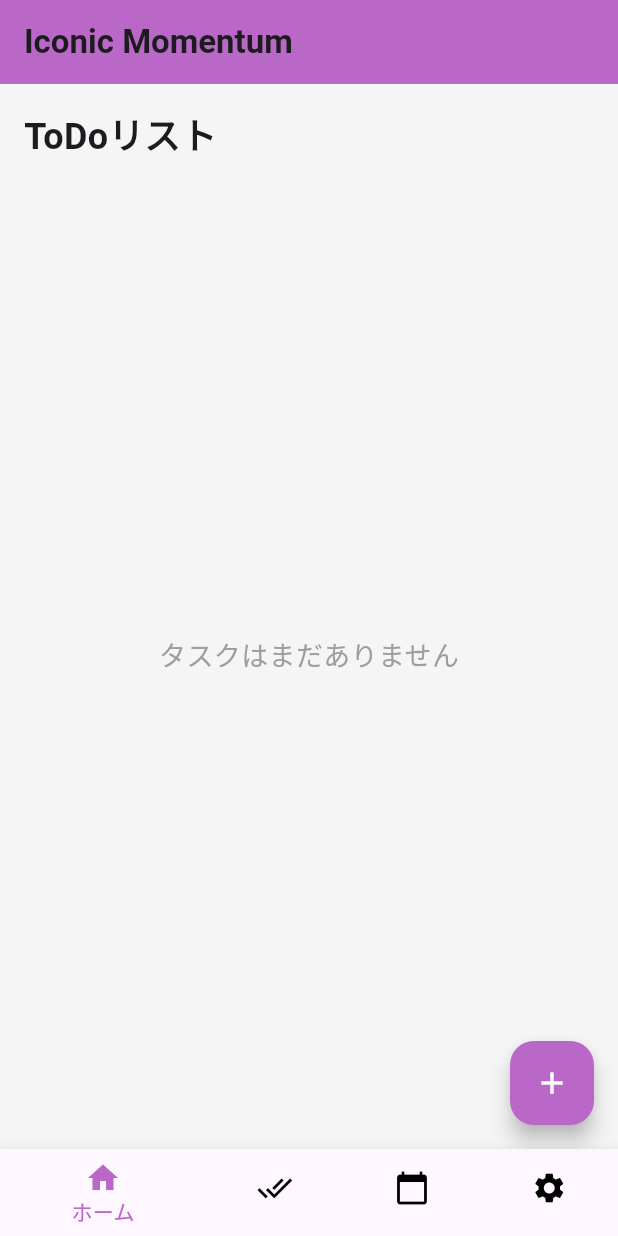
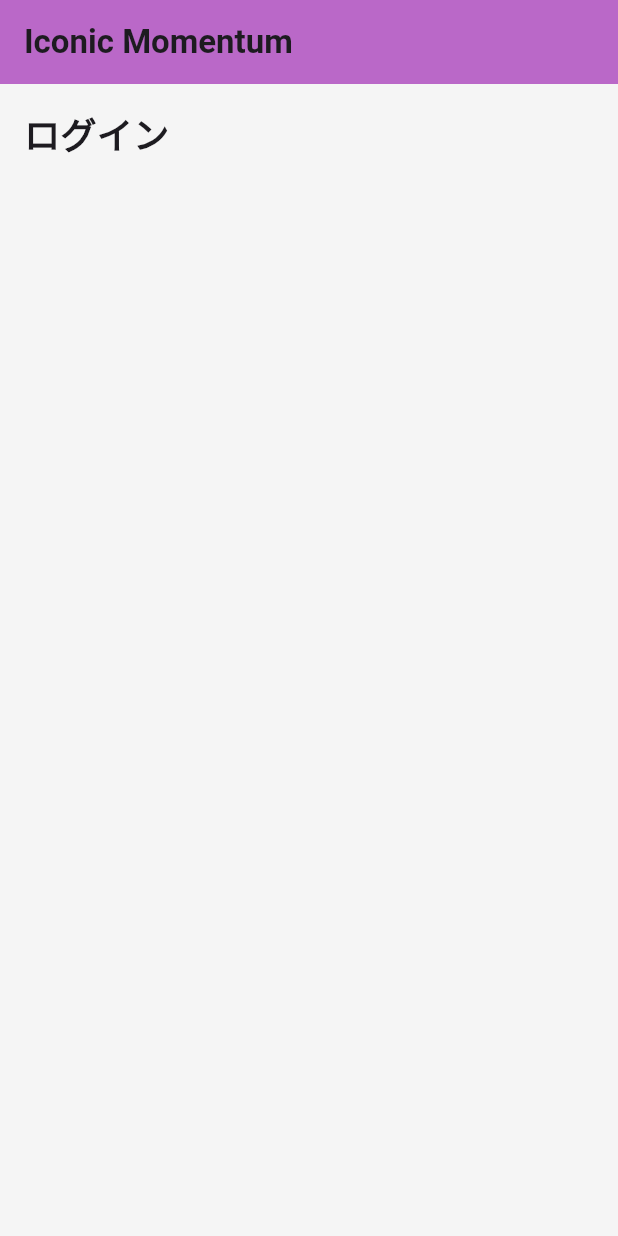
Before and after one commit to rikut0904/iconic_momentum, a Flutter app: the screen it shows after launch, on a phone screen of 412 x 824 dp. Run offline on Flutter 3.47's test engine with Material 3 defaults, Android fonts, the phone set to English and light mode, and no system bars; our stand-ins replace flutter_hooks, flutter_riverpod, table_calendar.

Commit message:
ログイン機能のUI

```diff
--- a/lib/BottomNavigatinBar/bottom_navigation_bar.dart
+++ b/lib/BottomNavigatinBar/bottom_navigation_bar.dart
@@ -4,6 +4,7 @@ import 'package:iconic_momentum/BottomNavigatinBar/calendar_page.dart';
 import 'package:iconic_momentum/BottomNavigatinBar/settings_page.dart';
 import 'package:iconic_momentum/BottomNavigatinBar/tasks_page.dart';
 import 'package:iconic_momentum/BottomNavigatinBar/home.dart';
+import 'package:iconic_momentum/BottomNavigatinBar/login_page.dart';
 import 'package:iconic_momentum/main.dart';
 
 class BottonRoot extends ConsumerWidget {
@@ -12,6 +13,7 @@ class BottonRoot extends ConsumerWidget {
   @override
   Widget build(BuildContext context, WidgetRef ref) {
     final index = ref.watch(indexProvider);
+    final loginUI = ref.watch(loginProvider);
 
     // 各タブのページリスト
     final pages = [
@@ -33,6 +35,7 @@ class BottonRoot extends ConsumerWidget {
       BottomNavigationBarItem(icon: Icon(Icons.settings), label: '設定'),
     ];
 
+    if (loginUI) {
       return Scaffold(
           body: pages[index], // 現在のインデックスに応じたページを表示
           bottomNavigationBar: BottomNavigationBar(
@@ -42,8 +45,13 @@ class BottonRoot extends ConsumerWidget {
               unselectedItemColor: Colors.black,
               onTap: (newIndex) {
                 ref.read(indexProvider.notifier).state = newIndex; // インデックスを更新
-        },
-      ),
+              }));
+    } else {
+      return const Scaffold(
+        body: LoginPage(
+        LoginList: [],
+      )
       );
     }
   }
+}
--- /dev/null
+++ b/lib/BottomNavigatinBar/login_page.dart
@@ -0,0 +1,52 @@
+import 'package:flutter/material.dart';
+
+class LoginItem {
+  final String name;
+  final String mail;
+
+  LoginItem({
+    required this.name,
+    required this.mail,
+  });
+}
+
+class LoginPage extends StatefulWidget {
+  // ignore: non_constant_identifier_names
+  const LoginPage({super.key, required this.LoginList});
+  // ignore: non_constant_identifier_names
+  final List<LoginItem> LoginList;
+
+  @override
+  State<LoginPage> createState() => _LoginPage();
+}
+
+class _LoginPage extends State<LoginPage> {
+  // ignore: unused_element, non_constant_identifier_names
+  void _Login(BuildContext context) {}
+
+  @override
+  Widget build(BuildContext context) {
+    return Scaffold(
+      appBar: AppBar(
+        title: const Text(
+          'Iconic Momentum',
+          style: TextStyle(fontWeight: FontWeight.bold),
+        ),
+        backgroundColor: Colors.purple[300],
+      ),
+      body: const Padding(
+        padding: EdgeInsets.all(16.0),
+        child: Column(
+          crossAxisAlignment: CrossAxisAlignment.center,
+          children: [
+            Text(
+              'ログイン',
+              style: TextStyle(fontSize: 24, fontWeight: FontWeight.bold),
+            ),
+            SizedBox(height: 16),
+          ],
+        ),
+      ),
+    );
+  }
+}
--- a/lib/dropdown_provider/dropdown_menu.dart
+++ b/lib/dropdown_provider/dropdown_menu.dart
@@ -1,7 +1,6 @@
 import 'package:flutter/material.dart';
 import 'package:flutter_riverpod/flutter_riverpod.dart';
 import 'package:iconic_momentum/dropdown_provider/dropdown_riverpod.dart';
-
 
 class DropdownMenuExample extends ConsumerWidget {
   const DropdownMenuExample({super.key});
--- a/lib/main.dart
+++ b/lib/main.dart
@@ -5,6 +5,7 @@ import 'package:intl/date_symbol_data_local.dart';
 import 'package:flutter_localizations/flutter_localizations.dart';
 
 final indexProvider = StateProvider<int>((ref) => 0);
+final loginProvider = StateProvider<bool>((ref) => false);
 
 void main() async {
   WidgetsFlutterBinding.ensureInitialized();
--- a/pubspec.yaml
+++ b/pubspec.yaml
@@ -41,6 +41,8 @@ dependencies:
 
   flutter_localizations:
     sdk: flutter
+  firebase_auth: ^5.3.4
+  firebase_core: ^3.9.0
 
 dev_dependencies:
   flutter_test:
```
Also changed, not shown: pubspec.lock, 3 other files. Lines whose indentation alone changed are shown as unchanged.
